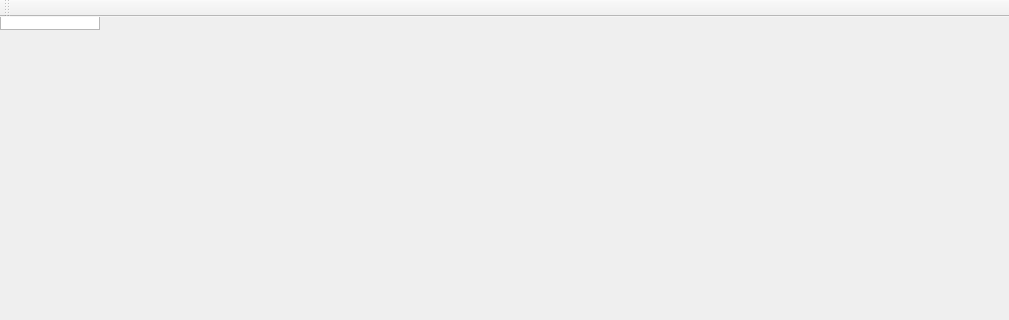
Before: the Qt Designer form mainwindow.ui in dm0/theme-icons-browser, drawn with Qt 5; both pictures show x 0 to 1009 and y 0 to 320 of the 1009 by 562 pixel window.
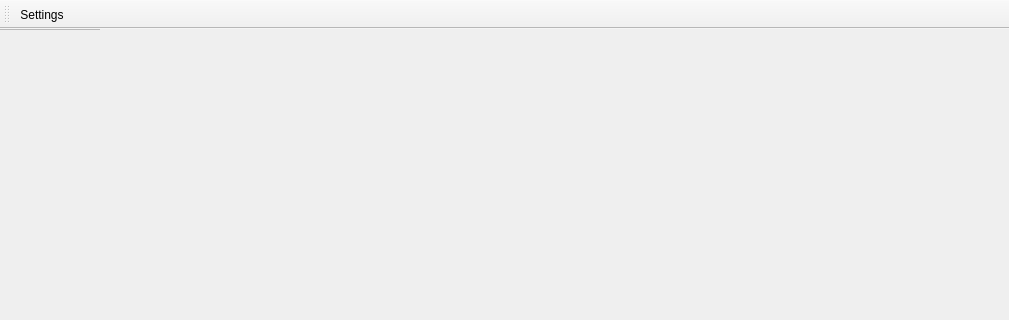
After: the same form once the commit is applied.

Commit message: Implemented settings dialog with a list of additional search paths

Diff of the .ui file:
```diff
--- a/mainwindow.ui
+++ b/mainwindow.ui
@@ -77,8 +77,14 @@
    <attribute name="toolBarBreak">
     <bool>false</bool>
    </attribute>
+   <addaction name="settings_action"/>
   </widget>
   <widget class="QStatusBar" name="statusBar"/>
+  <action name="settings_action">
+   <property name="text">
+    <string>Settings</string>
+   </property>
+  </action>
  </widget>
  <layoutdefault spacing="6" margin="11"/>
  <resources/>
```
Left out of the diff: 22 changed lines with no effect on the pictures. The commit also changes 13 other files.
